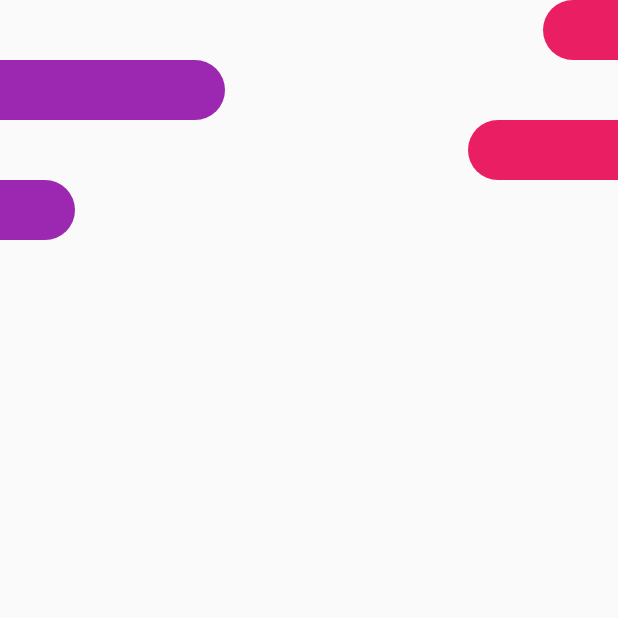
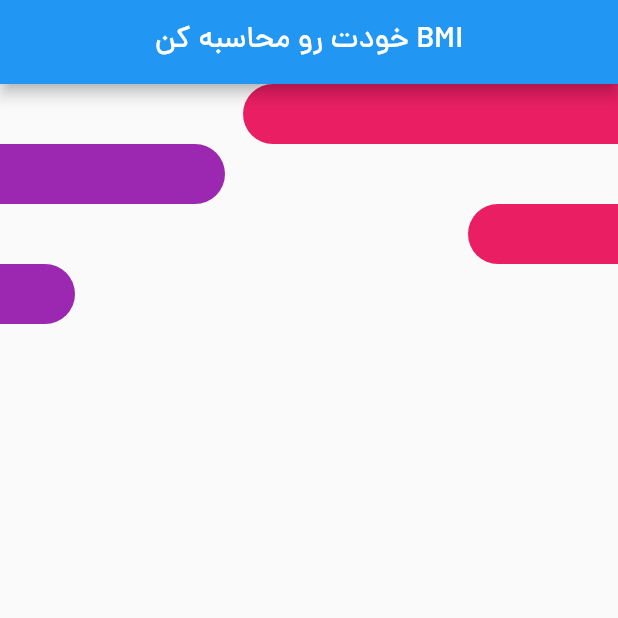
Before and after one commit to alirezakariminejad/flutter_bmi, a Flutter app: the screen it shows after launch, on a phone screen of 412 x 824 dp, the top half of it. Run offline on Flutter 3.47's test engine with Material 2 defaults, Android fonts, the phone set to English and light mode, and no system bars; our stand-ins replace hexcolor.

Commit message:
Add appbar

```diff
--- a/lib/main.dart
+++ b/lib/main.dart
@@ -15,12 +15,17 @@ class Application extends StatelessWidget {
       debugShowCheckedModeBanner: false,
       theme: ThemeData(fontFamily: 'dana'),
       home: Scaffold(
+        appBar: AppBar(
+          title: Text(
+            'BMI خودت رو محاسبه کن',
+            textDirection: TextDirection.rtl,
+          ),
+          centerTitle: true,
+        ),
         body: SafeArea(
           child: Column(
             children: [
-              RightShape(
-                width: 50.0,
-              ),
+              RightShape(width: 250.0),
               // SizedBox(height: 40.0),
               LeftShape(width: 150.0),
               // SizedBox(height: 40.0),
```
